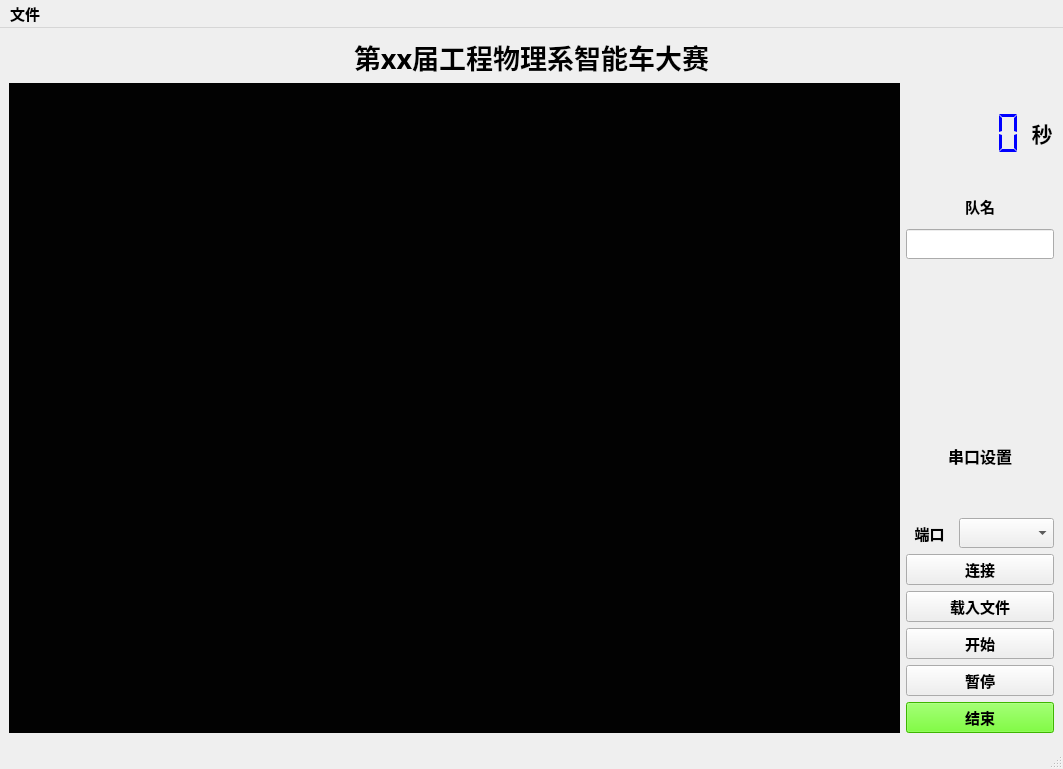
guhaiqiao/SmartCar, file Program/pc2.ui: the form before one commit.
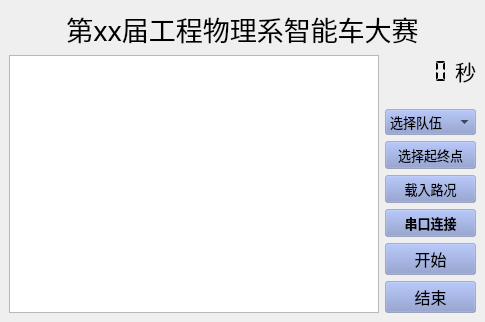
The form after the commit. Icons and pictures are not drawn.

```diff
--- a/Program/pc2.ui
+++ b/Program/pc2.ui
@@ -12,8 +12,8 @@
    <rect>
     <x>0</x>
     <y>0</y>
-    <width>1063</width>
-    <height>769</height>
+    <width>485</width>
+    <height>322</height>
    </rect>
   </property>
   <property name="font">
@@ -38,15 +38,21 @@
    <string notr="true"/>
   </property>
   <widget class="QWidget" name="centralwidget">
+   <property name="styleSheet">
+    <string notr="true">#centralwidget
+{
+	border-image: url(:/background/images/1.jpg);
+}</string>
+   </property>
    <layout class="QVBoxLayout" name="verticalLayout_3">
     <item>
      <widget class="QLabel" name="title">
       <property name="font">
        <font>
-        <family>华文楷体</family>
+        <family>微软雅黑</family>
         <pointsize>20</pointsize>
-        <weight>75</weight>
-        <bold>true</bold>
+        <weight>50</weight>
+        <bold>false</bold>
        </font>
       </property>
       <property name="statusTip">
@@ -56,7 +62,10 @@
        <string extracomment="标题"/>
       </property>
       <property name="autoFillBackground">
-       <bool>true</bool>
+       <bool>false</bool>
+      </property>
+      <property name="styleSheet">
+       <string notr="true">background:transparent</string>
       </property>
       <property name="text">
        <string>第xx届工程物理系智能车大赛</string>
@@ -67,14 +76,14 @@
      </widget>
     </item>
     <item>
-     <layout class="QHBoxLayout" name="horizontalLayout_3" stretch="6,1">
+     <layout class="QHBoxLayout" name="horizontalLayout_3" stretch="6,0">
       <item>
        <widget class="QGraphicsView" name="Map">
         <property name="autoFillBackground">
          <bool>true</bool>
         </property>
         <property name="styleSheet">
-         <string notr="true">background-color: rgb(2, 2, 2);</string>
+         <string notr="true"/>
         </property>
         <property name="verticalScrollBarPolicy">
          <enum>Qt::ScrollBarAlwaysOff</enum>
@@ -99,7 +108,7 @@
        </widget>
       </item>
       <item>
-       <layout class="QVBoxLayout" name="verticalLayout" stretch="3,1,1,4,10">
+       <layout class="QVBoxLayout" name="verticalLayout" stretch="5,0,0,0,0,0,8">
         <item>
          <layout class="QHBoxLayout" name="horizontalLayout_2" stretch="5,1">
           <item>
@@ -108,7 +117,7 @@
              <enum>Qt::LeftToRight</enum>
             </property>
             <property name="styleSheet">
-             <string notr="true">color:rgb(0, 0, 255)</string>
+             <string notr="true"/>
             </property>
             <property name="frameShape">
              <enum>QFrame::NoFrame</enum>
@@ -125,10 +134,10 @@
            <widget class="QLabel" name="label">
             <property name="font">
              <font>
-              <family>华文楷体</family>
+              <family>等线</family>
               <pointsize>16</pointsize>
-              <weight>75</weight>
-              <bold>true</bold>
+              <weight>50</weight>
+              <bold>false</bold>
              </font>
             </property>
             <property name="text">
@@ -141,27 +150,6 @@
           </item>
          </layout>
         </item>
-        <item>
-         <widget class="QLabel" name="label_4">
-          <property name="font">
-           <font>
-            <family>华文楷体</family>
-            <pointsize>11</pointsize>
-            <weight>75</weight>
-            <bold>true</bold>
-           </font>
-          </property>
-          <property name="text">
-           <string>队名</string>
-          </property>
-          <property name="alignment">
-           <set>Qt::AlignCenter</set>
-          </property>
-         </widget>
-        </item>
-        <item>
-         <widget class="QLineEdit" name="Team"/>
-        </item>
         <item>
          <spacer name="verticalSpacer">
           <property name="orientation">
@@ -176,97 +164,120 @@
          </spacer>
         </item>
         <item>
-         <layout class="QVBoxLayout" name="verticalLayout_2" stretch="1,3,1,1,1,1,1">
+         <widget class="QComboBox" name="comboBox">
+          <property name="font">
+           <font>
+            <family>等线</family>
+            <pointsize>10</pointsize>
+            <weight>50</weight>
+            <bold>false</bold>
+           </font>
+          </property>
+          <property name="styleSheet">
+           <string notr="true">background-color: rgb(130, 147, 201, 100);</string>
+          </property>
+          <property name="currentText">
+           <string>选择队伍</string>
+          </property>
           <item>
-           <widget class="QLabel" name="label_2">
-            <property name="font">
-             <font>
-              <family>华文楷体</family>
-              <pointsize>12</pointsize>
-              <weight>75</weight>
-              <bold>true</bold>
-             </font>
-            </property>
-            <property name="text">
-             <string>串口设置</string>
-            </property>
-            <property name="alignment">
-             <set>Qt::AlignCenter</set>
-            </property>
-           </widget>
+           <property name="text">
+            <string>选择队伍</string>
+           </property>
           </item>
+         </widget>
+        </item>
+        <item>
+         <widget class="QPushButton" name="pushButton_point">
+          <property name="font">
+           <font>
+            <family>等线</family>
+            <pointsize>10</pointsize>
+            <weight>50</weight>
+            <bold>false</bold>
+           </font>
+          </property>
+          <property name="cursor">
+           <cursorShape>ArrowCursor</cursorShape>
+          </property>
+          <property name="styleSheet">
+           <string notr="true">background-color: rgb(130, 147, 201, 100);</string>
+          </property>
+          <property name="text">
+           <string>选择起终点</string>
+          </property>
+          <property name="flat">
+           <bool>false</bool>
+          </property>
+         </widget>
+        </item>
+        <item>
+         <widget class="QPushButton" name="pushButton_file">
+          <property name="font">
+           <font>
+            <family>等线</family>
+            <pointsize>10</pointsize>
+            <weight>50</weight>
+            <bold>false</bold>
+           </font>
+          </property>
+          <property name="styleSheet">
+           <string notr="true">background-color: rgb(130, 147, 201, 100);</string>
+          </property>
+          <property name="text">
+           <string>载入路况</string>
+          </property>
+          <property name="flat">
+           <bool>false</bool>
+          </property>
+         </widget>
+        </item>
+        <item>
+         <widget class="QPushButton" name="pushButton">
+          <property name="font">
+           <font>
+            <family>等线</family>
+            <pointsize>10</pointsize>
+           </font>
+          </property>
+          <property name="styleSheet">
+           <string notr="true">background-color: rgb(130, 147, 201, 100);</string>
+          </property>
+          <property name="text">
+           <string>串口连接</string>
+          </property>
+          <property name="flat">
+           <bool>false</bool>
+          </property>
+         </widget>
+        </item>
+        <item>
+         <layout class="QVBoxLayout" name="verticalLayout_2" stretch="0,1,1">
           <item>
-           <layout class="QHBoxLayout" name="horizontalLayout" stretch="1,2">
-            <item>
-             <widget class="QLabel" name="label_3">
-              <property name="font">
-               <font>
-                <family>华文楷体</family>
-                <pointsize>11</pointsize>
-                <weight>75</weight>
-                <bold>true</bold>
-               </font>
-              </property>
-              <property name="layoutDirection">
-               <enum>Qt::LeftToRight</enum>
-              </property>
-              <property name="text">
-               <string>端口</string>
-              </property>
-              <property name="alignment">
-               <set>Qt::AlignCenter</set>
-              </property>
-             </widget>
-            </item>
-            <item>
-             <widget class="QComboBox" name="PortChoice">
-              <property name="frame">
-               <bool>true</bool>
-              </property>
-             </widget>
-            </item>
-           </layout>
-          </item>
-          <item>
-           <widget class="QPushButton" name="pushButton_connect">
-            <property name="font">
-             <font>
-              <family>华文楷体</family>
-              <pointsize>11</pointsize>
-              <weight>75</weight>
-              <bold>true</bold>
-             </font>
+           <spacer name="verticalSpacer_2">
+            <property name="orientation">
+             <enum>Qt::Vertical</enum>
             </property>
-            <property name="text">
-             <string>连接</string>
+            <property name="sizeHint" stdset="0">
+             <size>
+              <width>20</width>
+              <height>40</height>
+             </size>
             </property>
-           </widget>
-          </item>
-          <item>
-           <widget class="QPushButton" name="pushButton_file">
-            <property name="font">
-             <font>
-              <family>华文楷体</family>
-              <pointsize>11</pointsize>
-              <weight>75</weight>
-              <bold>true</bold>
-             </font>
-            </property>
-            <property name="text">
-             <string>载入文件</string>
-            </property>
-           </widget>
+           </spacer>
           </item>
           <item>
            <widget class="QPushButton" name="pushButton_start">
             <property name="font">
              <font>
-              <family>华文楷体</family>
-              <pointsize>11</pointsize>
-              <weight>75</weight>
-              <bold>true</bold>
+              <family>等线</family>
+              <pointsize>12</pointsize>
+              <weight>50</weight>
+              <bold>false</bold>
              </font>
             </property>
+            <property name="styleSheet">
+             <string notr="true">background-color: rgb(130, 147, 201, 100);</string>
+            </property>
             <property name="text">
              <string>开始</string>
             </property>
@@ -283,20 +294,8 @@
             <property name="checkable">
              <bool>true</bool>
             </property>
-           </widget>
-          </item>
-          <item>
-           <widget class="QPushButton" name="pushButton_pause">
-            <property name="font">
-             <font>
-              <family>华文楷体</family>
-              <pointsize>11</pointsize>
-              <weight>75</weight>
-              <bold>true</bold>
-             </font>
-            </property>
-            <property name="text">
-             <string>暂停</string>
+            <property name="flat">
+             <bool>false</bool>
             </property>
            </widget>
           </item>
@@ -304,11 +303,11 @@
            <widget class="QPushButton" name="pushButton_end">
             <property name="font">
              <font>
-              <family>华文楷体</family>
-              <pointsize>11</pointsize>
-              <weight>75</weight>
+              <family>等线</family>
+              <pointsize>12</pointsize>
+              <weight>50</weight>
               <italic>false</italic>
-              <bold>true</bold>
+              <bold>false</bold>
               <kerning>true</kerning>
              </font>
             </property>
@@ -319,13 +318,14 @@
              <bool>false</bool>
             </property>
             <property name="styleSheet">
-             <string notr="true">background-color: rgb(85, 255, 0);
-border-color: rgb(85, 0, 255);
-selection-background-color: rgb(0, 255, 255);</string>
+             <string notr="true">background-color: rgb(130, 147, 201, 100);</string>
             </property>
             <property name="text">
              <string>结束</string>
             </property>
+            <property name="flat">
+             <bool>false</bool>
+            </property>
            </widget>
           </item>
          </layout>
@@ -336,24 +336,6 @@
     </item>
    </layout>
   </widget>
-  <widget class="QMenuBar" name="menubar">
-   <property name="geometry">
-    <rect>
-     <x>0</x>
-     <y>0</y>
-     <width>1063</width>
-     <height>30</height>
-    </rect>
-   </property>
-   <widget class="QMenu" name="menu">
-    <property name="title">
-     <string>文件</string>
-    </property>
-    <addaction name="actionsave"/>
-   </widget>
-   <addaction name="menu"/>
-  </widget>
-  <widget class="QStatusBar" name="statusbar"/>
   <action name="actionsave">
    <property name="text">
     <string>保存</string>
```
